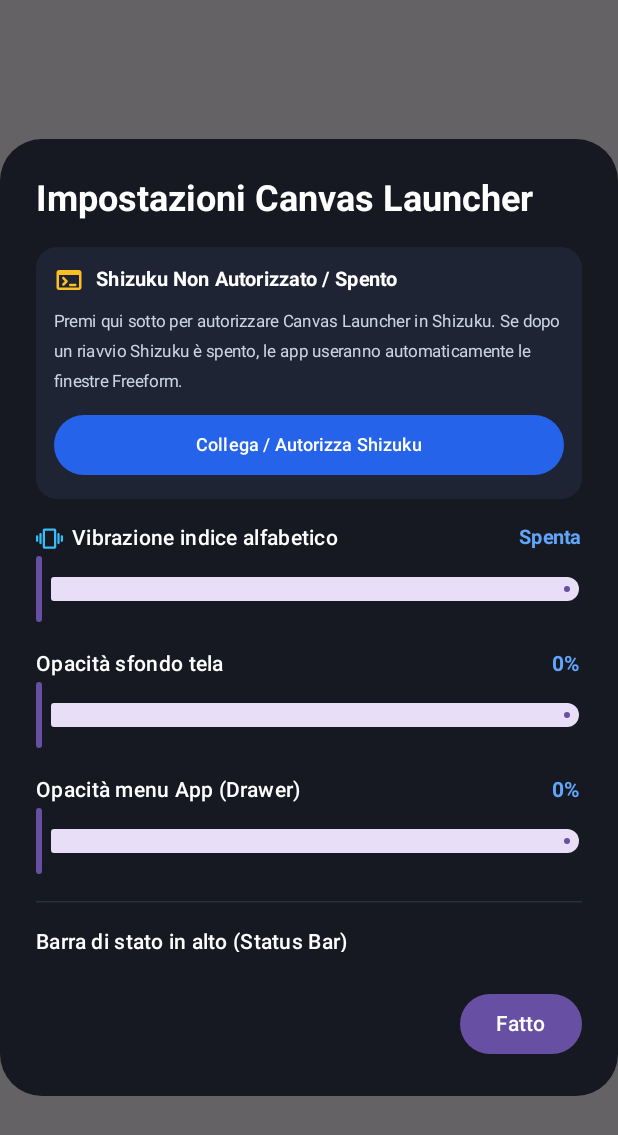
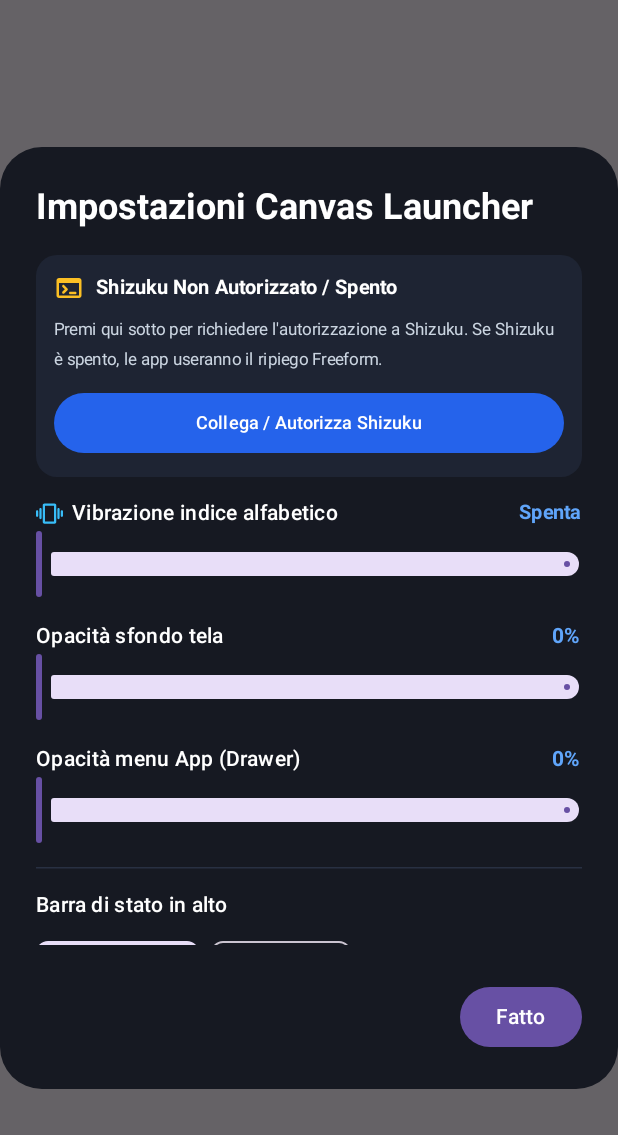
Before and after one commit to QuickSparkSem/CanvasLauncher, an Android app built with Jetpack Compose: the composable LauncherSettingsDialog called with empty values, on a phone screen of 412 x 824 dp. Shown: the top 1135 px of the screen. Run offline under Robolectric (Android 15) with nearby library versions, the phone set to English and light mode, and no system bars; 6 statements that could not run were skipped.

Commit message:
Update LauncherSettingsDialog.kt

```diff
--- a/app/src/main/java/com/example/canvaslauncher/ui/LauncherSettingsDialog.kt
+++ b/app/src/main/java/com/example/canvaslauncher/ui/LauncherSettingsDialog.kt
@@ -78,18 +78,16 @@ fun LauncherSettingsDialog(
         onDismissRequest = onDismiss,
         containerColor = Color(0xFF161922),
         titleContentColor = Color.White,
-        title = {
-            Text("Impostazioni Canvas Launcher", fontWeight = FontWeight.Bold)
-        },
+        title = { Text("Impostazioni Canvas Launcher", fontWeight = FontWeight.Bold) },
         text = {
             Column(
-                verticalArrangement = Arrangement.spacedBy(16.dp),
+                verticalArrangement = Arrangement.spacedBy(14.dp),
                 modifier = Modifier
                     .fillMaxWidth()
-                    .heightIn(max = 470.dp)
+                    .heightIn(max = 460.dp)
                     .verticalScroll(rememberScrollState())
             ) {
-                // 0. STATO SHIZUKU & FINESTRE VIRTUALDISPLAY
+                // Stato Shizuku
                 Column(
                     verticalArrangement = Arrangement.spacedBy(8.dp),
                     modifier = Modifier
@@ -116,9 +114,9 @@ fun LauncherSettingsDialog(
                     }
                     Text(
                         text = if (shizukuReady) {
-                            "Collegato: le app aperte dal drawer vengono renderizzate direttamente dentro finestre ridimensionabili sulla tela."
+                            "Collegato: puoi aprire qualsiasi app direttamente in finestra sulla tela."
                         } else {
-                            "Premi qui sotto per autorizzare Canvas Launcher in Shizuku. Se dopo un riavvio Shizuku è spento, le app useranno automaticamente le finestre Freeform."
+                            "Premi qui sotto per richiedere l'autorizzazione a Shizuku. Se Shizuku è spento, le app useranno il ripiego Freeform."
                         },
                         color = Color(0xFFCBD5E1),
                         fontSize = 11.sp
@@ -134,7 +132,7 @@ fun LauncherSettingsDialog(
                     }
                 }
 
-                // 1. POTENZA VIBRAZIONE INDICE ALFABETICO
+                // Potenza vibrazione indice alfabetico
                 Column {
                     Row(
                         modifier = Modifier.fillMaxWidth(),
@@ -142,19 +140,9 @@ fun LauncherSettingsDialog(
                         verticalAlignment = Alignment.CenterVertically
                     ) {
                         Row(verticalAlignment = Alignment.CenterVertically) {
-                            Icon(
-                                imageVector = Icons.Rounded.Vibration,
-                                contentDescription = null,
-                                tint = Color(0xFF38BDF8),
-                                modifier = Modifier.size(18.dp)
-                            )
+                            Icon(Icons.Rounded.Vibration, null, tint = Color(0xFF38BDF8), modifier = Modifier.size(18.dp))
                             Spacer(modifier = Modifier.width(6.dp))
-                            Text(
-                                text = "Vibrazione indice alfabetico",
-                                color = Color.White,
-                                fontWeight = FontWeight.SemiBold,
-                                fontSize = 14.sp
-                            )
+                            Text("Vibrazione indice alfabetico", color = Color.White, fontWeight = FontWeight.SemiBold, fontSize = 14.sp)
                         }
                         Text(
                             text = if (hapticStrength <= 0.01f) "Spenta" else "${(hapticStrength * 100).roundToInt()}%",
@@ -173,43 +161,29 @@ fun LauncherSettingsDialog(
                     )
                 }
 
-                // 2. TRASPARENZA SFONDO TELA
+                // Opacità sfondo tela
                 Column {
-                    Row(
-                        modifier = Modifier.fillMaxWidth(),
-                        horizontalArrangement = Arrangement.SpaceBetween
-                    ) {
+                    Row(modifier = Modifier.fillMaxWidth(), horizontalArrangement = Arrangement.SpaceBetween) {
                         Text("Opacità sfondo tela", color = Color.White, fontWeight = FontWeight.SemiBold, fontSize = 14.sp)
                         Text("${(backgroundAlpha * 100).roundToInt()}%", color = Color(0xFF60A5FA), fontWeight = FontWeight.Bold, fontSize = 14.sp)
                     }
-                    Slider(
-                        value = backgroundAlpha,
-                        onValueChange = onBackgroundAlphaChange,
-                        valueRange = 0f..1f
-                    )
+                    Slider(value = backgroundAlpha, onValueChange = onBackgroundAlphaChange, valueRange = 0f..1f)
                 }
 
-                // 3. TRASPARENZA APP DRAWER
+                // Opacità drawer
                 Column {
-                    Row(
-                        modifier = Modifier.fillMaxWidth(),
-                        horizontalArrangement = Arrangement.SpaceBetween
-                    ) {
+                    Row(modifier = Modifier.fillMaxWidth(), horizontalArrangement = Arrangement.SpaceBetween) {
                         Text("Opacità menu App (Drawer)", color = Color.White, fontWeight = FontWeight.SemiBold, fontSize = 14.sp)
                         Text("${(drawerAlpha * 100).roundToInt()}%", color = Color(0xFF60A5FA), fontWeight = FontWeight.Bold, fontSize = 14.sp)
                     }
-                    Slider(
-                        value = drawerAlpha,
-                        onValueChange = onDrawerAlphaChange,
-                        valueRange = 0.2f..1f
-                    )
+                    Slider(value = drawerAlpha, onValueChange = onDrawerAlphaChange, valueRange = 0.2f..1f)
                 }
 
                 HorizontalDivider(color = Color(0xFF283042))
 
-                // 4. BARRA DI STATO (STATUS BAR)
+                // Barra di stato
                 Column(verticalArrangement = Arrangement.spacedBy(6.dp)) {
-                    Text("Barra di stato in alto (Status Bar)", color = Color.White, fontWeight = FontWeight.SemiBold, fontSize = 14.sp)
+                    Text("Barra di stato in alto", color = Color.White, fontWeight = FontWeight.SemiBold, fontSize = 14.sp)
                     Row(horizontalArrangement = Arrangement.spacedBy(8.dp)) {
                         StatusBarMode.entries.forEach { mode ->
                             FilterChip(
@@ -221,7 +195,7 @@ fun LauncherSettingsDialog(
                     }
                 }
 
-                // 5. MOSTRA LAUNCHER NEL DRAWER
+                // Mostra launcher nel drawer
                 Row(
                     modifier = Modifier.fillMaxWidth(),
                     horizontalArrangement = Arrangement.SpaceBetween,
@@ -229,17 +203,14 @@ fun LauncherSettingsDialog(
                 ) {
                     Column(modifier = Modifier.weight(1f).padding(end = 8.dp)) {
                         Text("Mostra Canvas Launcher tra le app", color = Color.White, fontWeight = FontWeight.SemiBold, fontSize = 14.sp)
-                        Text("Rende visibile l'icona del launcher nel drawer", color = Color(0xFF94A3B8), fontSize = 11.sp)
+                        Text("Mostra l'icona del launcher nel drawer", color = Color(0xFF94A3B8), fontSize = 11.sp)
                     }
-                    Switch(
-                        checked = showSelfInDrawer,
-                        onCheckedChange = onShowSelfInDrawerChange
-                    )
+                    Switch(checked = showSelfInDrawer, onCheckedChange = onShowSelfInDrawerChange)
                 }
 
                 HorizontalDivider(color = Color(0xFF283042))
 
-                // 6. SCORCIATOIE DI SISTEMA RAPIDE
+                // Scorciatoie rapide
                 Column(verticalArrangement = Arrangement.spacedBy(8.dp)) {
                     Text("Scorciatoie di sistema rapide", color = Color.White, fontWeight = FontWeight.SemiBold, fontSize = 14.sp)
                     FlowRow(
@@ -251,12 +222,7 @@ fun LauncherSettingsDialog(
                                 onClick = { onAddSystemShortcut(preset) },
                                 label = { Text("+ ${preset.title}", color = Color.White, fontSize = 12.sp) },
                                 leadingIcon = {
-                                    Icon(
-                                        imageVector = Icons.Rounded.SettingsApplications,
-                                        contentDescription = null,
-                                        tint = Color(0xFFFB923C),
-                                        modifier = Modifier.size(16.dp)
-                                    )
+                                    Icon(Icons.Rounded.SettingsApplications, null, tint = Color(0xFFFB923C), modifier = Modifier.size(16.dp))
                                 }
                             )
                         }
@@ -265,13 +231,9 @@ fun LauncherSettingsDialog(
 
                 HorizontalDivider(color = Color(0xFF283042))
 
-                // 7. AZIONI RAPIDE
                 Column(verticalArrangement = Arrangement.spacedBy(8.dp)) {
                     OutlinedButton(
-                        onClick = {
-                            onDismiss()
-                            onChangeWallpaper()
-                        },
+                        onClick = { onDismiss(); onChangeWallpaper() },
                         modifier = Modifier.fillMaxWidth()
                     ) {
                         Icon(Icons.Rounded.Wallpaper, null, modifier = Modifier.size(18.dp))
@@ -280,10 +242,7 @@ fun LauncherSettingsDialog(
                     }
 
                     OutlinedButton(
-                        onClick = {
-                            onDismiss()
-                            onAddSystemWidget()
-                        },
+                        onClick = { onDismiss(); onAddSystemWidget() },
                         modifier = Modifier.fillMaxWidth()
                     ) {
                         Icon(Icons.Rounded.Widgets, null, modifier = Modifier.size(18.dp))
@@ -292,10 +251,7 @@ fun LauncherSettingsDialog(
                     }
 
                     TextButton(
-                        onClick = {
-                            onRestoreGuideNote()
-                            onDismiss()
-                        },
+                        onClick = { onRestoreGuideNote(); onDismiss() },
                         modifier = Modifier.fillMaxWidth()
                     ) {
                         Icon(Icons.Rounded.Refresh, null, modifier = Modifier.size(16.dp))
@@ -306,9 +262,7 @@ fun LauncherSettingsDialog(
             }
         },
         confirmButton = {
-            Button(onClick = onDismiss) {
-                Text("Fatto")
-            }
+            Button(onClick = onDismiss) { Text("Fatto") }
         }
     )
 }
```
